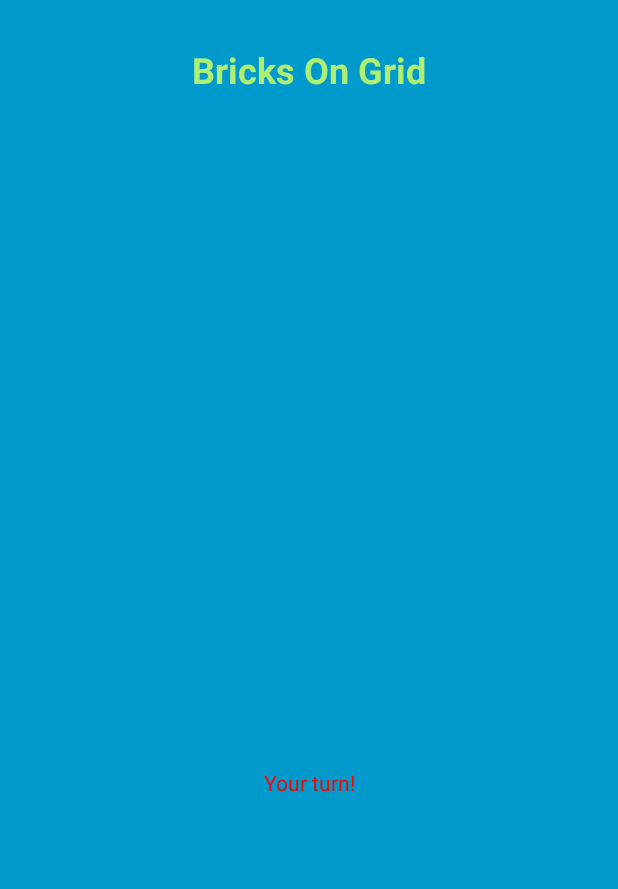
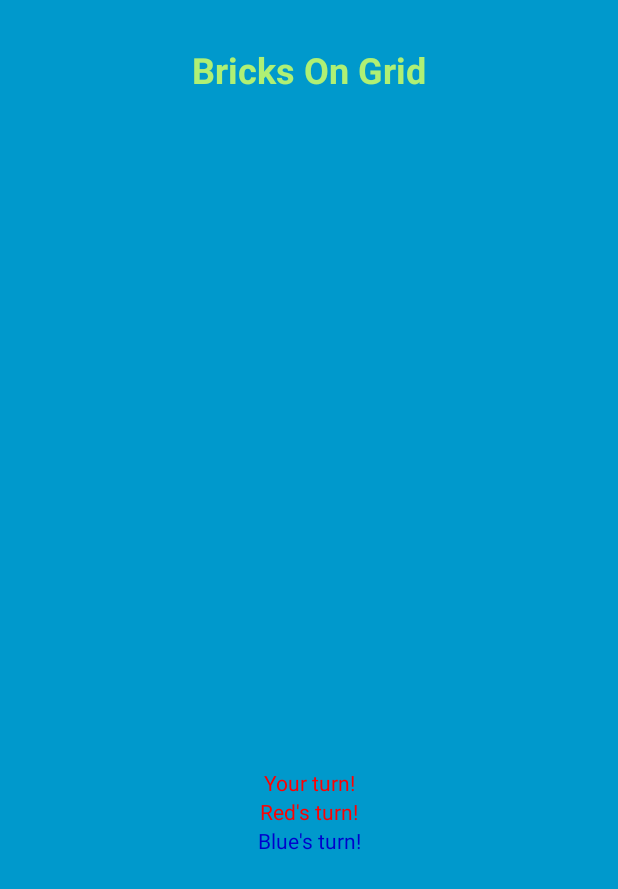
Before and after one commit to sazid1462/BricksOnGrid, an Android app: the GameActivity screen opened directly, with no data from a screen before it, on a phone screen of 412 x 824 dp. Shown: the top 889 px of the screen. Run offline under Robolectric (Android 15) with nearby library versions, the phone set to English and light mode, and no system bars.

```diff
--- a/app/src/main/res/layout/activity_game.xml
+++ b/app/src/main/res/layout/activity_game.xml
@@ -93,6 +93,22 @@
     </LinearLayout>
 
     <LinearLayout
+        android:id="@+id/game_end"
+        android:visibility="gone"
+        android:layout_width="fill_parent"
+        android:orientation="vertical"
+        android:clickable="true"
+        android:layout_height="fill_parent">
+        <TextView
+            android:text="@string/play_again"
+            android:gravity="center_horizontal"
+            android:textColor="@color/title"
+            android:clickable="false"
+            android:layout_width="fill_parent"
+            android:layout_height="wrap_content" />
+    </LinearLayout>
+
+    <LinearLayout
         android:id="@+id/loser"
         android:visibility="gone"
         android:layout_width="fill_parent"
@@ -134,6 +150,20 @@
             android:textColor="@color/blue"
             android:layout_width="fill_parent"
             android:layout_height="wrap_content" />
+        <TextView
+            android:id="@+id/red_turn"
+            android:text="@string/red_turn"
+            android:gravity="center_horizontal"
+            android:textColor="@color/red"
+            android:layout_width="fill_parent"
+            android:layout_height="wrap_content" />
+        <TextView
+            android:id="@+id/blue_turn"
+            android:text="@string/blue_turn"
+            android:gravity="center_horizontal"
+            android:textColor="@color/blue"
+            android:layout_width="fill_parent"
+            android:layout_height="wrap_content" />
     </LinearLayout>
 
     <ProgressBar
--- a/app/src/main/res/values/strings.xml
+++ b/app/src/main/res/values/strings.xml
@@ -16,8 +16,8 @@
     <string name="title_activity_settings">Settings</string>
     <string name="title_activity_credits">Credits</string>
     <string name="whose_turn">Your turn!</string>
-    <string name="you_score">Your score:</string>
-    <string name="rival_score">Rival\'s score:</string>
+    <string name="you_score">Red\'s score:</string>
+    <string name="rival_score">Blue\'s score:</string>
     <string name="initial_score">0</string>
     <string name="blocked_tile">Max blocked tile:</string>
     <string name="blocked_tile_hint">Less than cells</string>
@@ -30,7 +30,7 @@
     <string name="player_name">Your name:</string>
     <string name="hint_name">Type your name</string>
     <string name="your_turn">Your turn!</string>
-    <string name="rival_turn">Rival\'s turn</string>
+    <string name="rival_turn">My turn</string>
     <string name="dimension">Dimension</string>
     <string name="dimension_hint">3 to 8</string>
     <string name="lbl_instruction">
@@ -58,6 +58,9 @@
     </string>
     <string name="winner">Winner!</string>
     <string name="loser">Loser!</string>
-    <string name="try_again">Tap to try again...</string>
+    <string name="try_again">Tap to try again…</string>
+    <string name="play_again">Tap to play again…</string>
+    <string name="red_turn">Red\'s turn!</string>
+    <string name="blue_turn">Blue\'s turn!</string>
 
 </resources>
```
Also changed, not shown: app/src/main/java/com/shakeme/sazedul/games/bricksongrid/GameActivity.java (+68 -6 lines).
